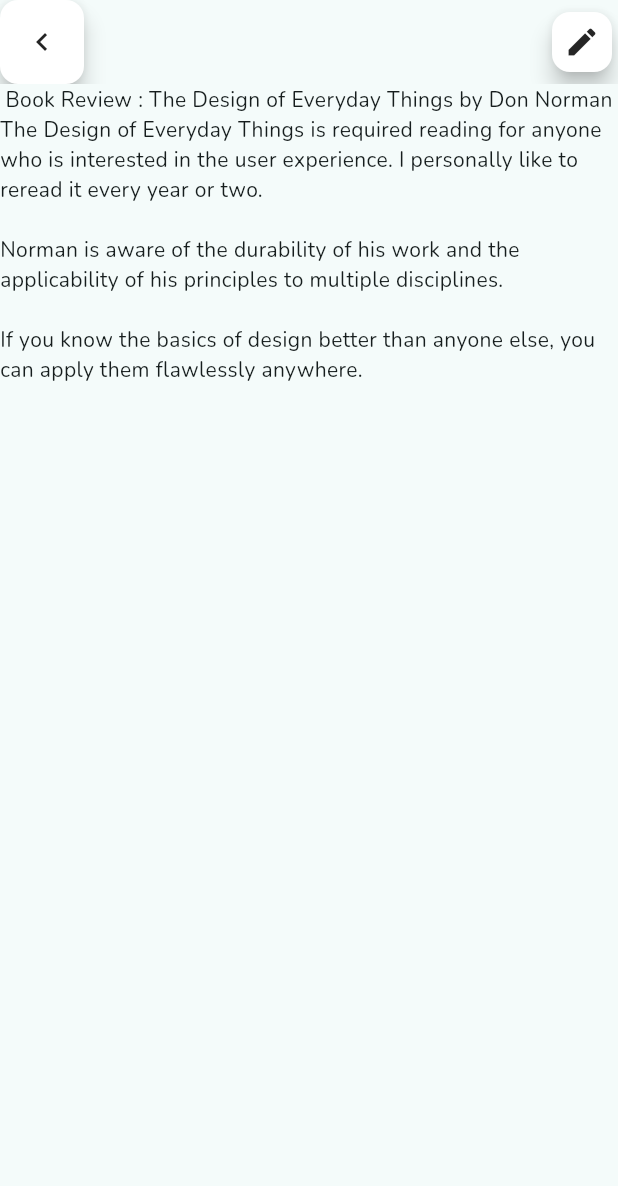
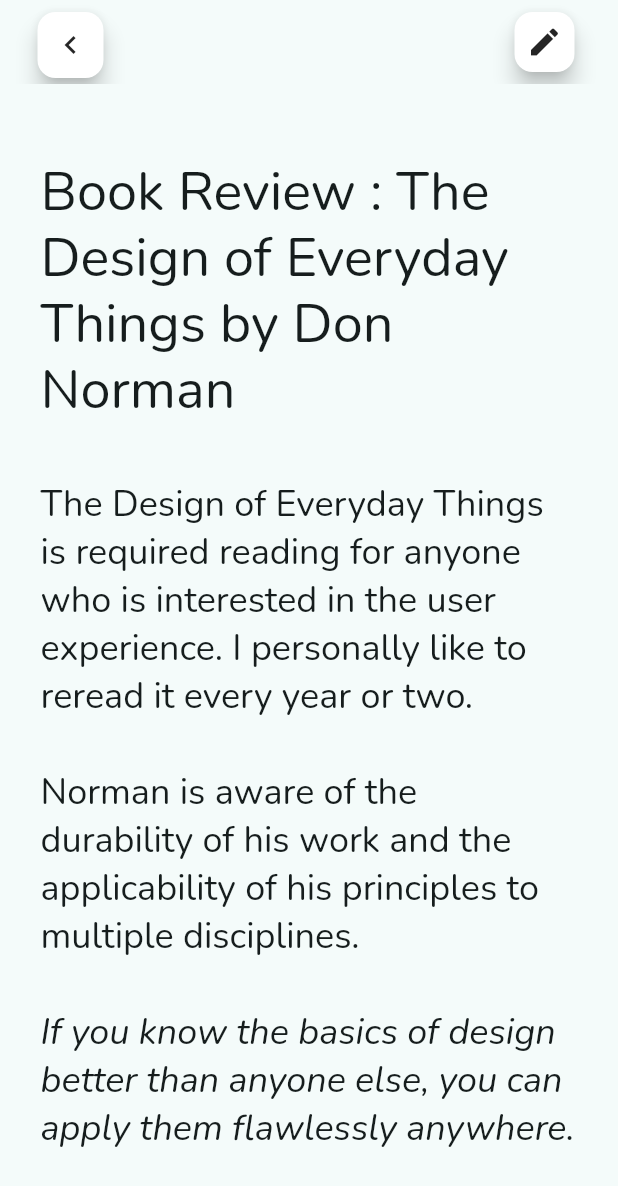
Before and after one commit to td-cristian-torrado/td-bootcamp-flutter-2024-examples, a Flutter app: the InfoScreen screen opened directly, on a phone screen of 412 x 824 dp. Shown: the top 1186 px of the screen. Run offline on Flutter 3.47's test engine with Material 3 defaults, Android fonts, the phone set to English and light mode, and no system bars; our stand-ins replace google_fonts.

Commit message:
Clase 17 - Text Styles

```diff
--- a/widgets-example-1/td_bootcamp_widget_notes_app/lib/info_screen.dart
+++ b/widgets-example-1/td_bootcamp_widget_notes_app/lib/info_screen.dart
@@ -1,6 +1,5 @@
-import 'dart:js_interop';
-
 import 'package:flutter/material.dart';
+import 'package:flutter/widgets.dart';
 import 'package:td_bootcamp_widget_notes_app/themes/util.dart';
 
 class InfoScreen extends StatelessWidget{
@@ -11,26 +10,49 @@ class InfoScreen extends StatelessWidget{
   Widget build(BuildContext context) {
     return Scaffold(
       appBar: AppBar(
-          leading: Theme(
-              data: getFabCustomTheme(context: context),
-              child: FloatingActionButton.small(onPressed: (){
-                Navigator.of(context).pop();
-              },
-              child: const Icon(Icons.chevron_left_outlined))),
+          leadingWidth: 77,
+          leading: Padding(
+            padding: const EdgeInsets.fromLTRB(25.0,8.0,8.0,4.0),
+            child: Theme(
+                data: getFabCustomTheme(context: context),
+                child: FloatingActionButton.small(onPressed: (){
+                  Navigator.of(context).pop();
+                },
+                child: const Icon(Icons.chevron_left_outlined))),
+          ),
           actions: [
             Theme(
               data: getFabCustomTheme(context: context),
-              child: const FloatingActionButton.small(onPressed: null, child: Icon(Icons.edit))),
+              child: const Padding(
+                padding: EdgeInsets.fromLTRB(0,0,25,0),
+                child: FloatingActionButton.small(onPressed: null, child: Icon(Icons.edit)),
+              )),
           ],
         ),
-      body: const Column(children: [
-          Text("Book Review : The Design of Everyday Things by Don Norman"),
-          Text('''The Design of Everyday Things is required reading for anyone who is interested in the user experience. I personally like to reread it every year or two.
-
-Norman is aware of the durability of his work and the applicability of his principles to multiple disciplines.
-
-If you know the basics of design better than anyone else, you can apply them flawlessly anywhere.''')
-        ])
+      body: SafeArea(
+        child: Padding(
+          padding: const EdgeInsets.symmetric(vertical: 0.0, horizontal: 27.0),
+          child: SingleChildScrollView(
+            child: Column(
+              children: [
+                const SizedBox(height: 50),
+                Text("Book Review : The Design of Everyday Things by Don Norman", style: Theme.of(context).textTheme.displaySmall),
+                const SizedBox(height: 38),
+                RichText(text:
+                  TextSpan(style: Theme.of(context).textTheme.headlineSmall,
+                  children:  [
+                    const TextSpan(text: "The Design of Everyday Things is required reading for anyone who is interested in the user experience. I personally like to reread it every year or two."),
+                    const TextSpan(text: "\n\n"),
+                    const TextSpan(text: "Norman is aware of the durability of his work and the applicability of his principles to multiple disciplines."),
+                    const TextSpan(text: "\n\n"),
+                    TextSpan(text: "If you know the basics of design better than anyone else, you can apply them flawlessly anywhere.",
+                      style: Theme.of(context).textTheme.headlineSmall!
+                      .copyWith(fontStyle: FontStyle.italic))
+                  ]))
+              ]),
+          ),
+        ),
+      )
       ) ;
   }
 
```
